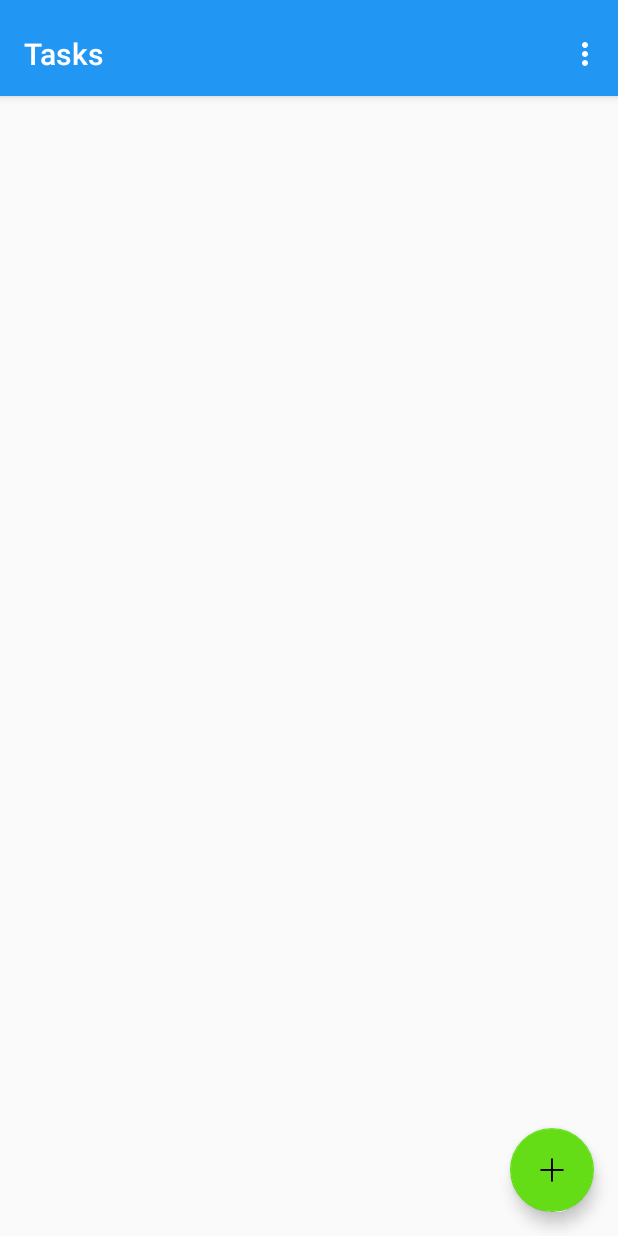
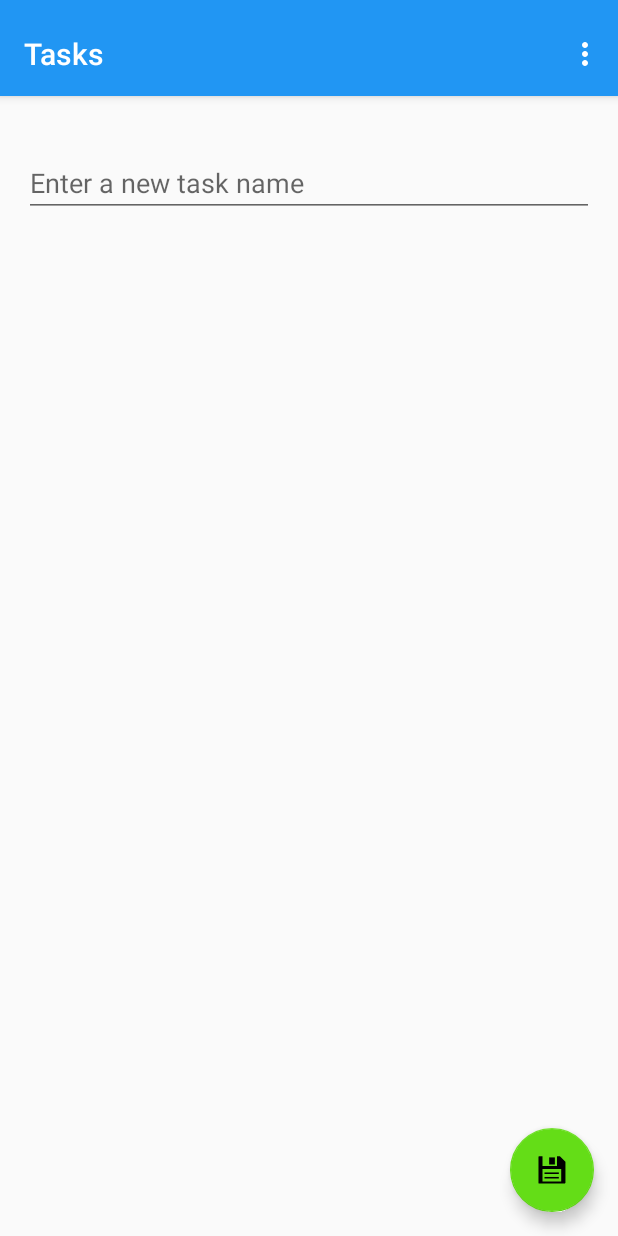
Before and after one commit to IvanSlipstream/LocationTask2, an Android app: the TaskActivity screen opened directly, with no data from a screen before it, after a tap on an icon or button, on a phone screen of 412 x 824 dp. Run offline under Robolectric (Android 15) with nearby library versions, the phone set to English and light mode, and no system bars.

Commit message:
added task creation form

```diff
--- a/app/src/main/java/ua/itstep/android11/kharlamov/locationtask/activities/MainActivity.java
+++ b/app/src/main/java/ua/itstep/android11/kharlamov/locationtask/activities/MainActivity.java
@@ -114,7 +114,7 @@ public class MainActivity extends AppCompatActivity implements
     protected void onResume() {
         super.onResume();
         registerContentObserverForAreaMaps();
-        getSupportLoaderManager().initLoader(LOADER_ID_IMAGE_LIST, null, this);
+        getSupportLoaderManager().restartLoader(LOADER_ID_IMAGE_LIST, null, this);
     }
 
     private void registerContentObserverForAreaMaps() {
@@ -295,6 +295,7 @@ public class MainActivity extends AppCompatActivity implements
     @Override
     public void onLoaderReset(Loader<Cursor> loader) {
         Log.d(LOG_TAG, String.format("Loader #%d is reset", loader.getId()));
+        restartLoaderAreaMaps();
     }
 
     @Override
--- a/app/src/main/java/ua/itstep/android11/kharlamov/locationtask/activities/TaskActivity.java
+++ b/app/src/main/java/ua/itstep/android11/kharlamov/locationtask/activities/TaskActivity.java
@@ -3,6 +3,7 @@ package ua.itstep.android11.kharlamov.locationtask.activities;
 import android.content.ContentUris;
 import android.database.ContentObserver;
 import android.database.Cursor;
+import android.graphics.Bitmap;
 import android.net.Uri;
 import android.os.Handler;
 import android.os.ResultReceiver;
@@ -44,6 +45,8 @@ public class TaskActivity extends AppCompatActivity
 
     private static int TASK_LOADER_ID = 1;
 
+    private boolean mIssuedAddNewTask = false;
+
     private SectionsPagerAdapter mSectionsPagerAdapter;
     private TaskListLocationFragment mTaskListLocationFragment;
     private final ContentObserver mObserver = new ContentObserver(new Handler()) {
@@ -79,16 +82,32 @@ public class TaskActivity extends AppCompatActivity
         mViewPager.setAdapter(mSectionsPagerAdapter);
 
 
-        FloatingActionButton fab = (FloatingActionButton) findViewById(R.id.fab);
-        final ResultReceiver receiver = new ResultReceiver(new Handler());
+        final FloatingActionButton fab = (FloatingActionButton) findViewById(R.id.fab);
+        final ResultReceiver receiver = new ResultReceiver(new Handler()){
+            @Override
+            protected void onReceiveResult(int resultCode, Bundle resultData) {
+                if (resultCode == LocationTaskIntentService.RESULT_CODE_INSERTED_TASK && resultData != null) {
+                    mTaskListLocationFragment.renderNewTaskEditText(false);
+                    mIssuedAddNewTask = false;
+                    fab.setImageResource(R.mipmap.ic_add_item);
+                }
+            }
+        };
         fab.setOnClickListener(new View.OnClickListener() {
             @Override
             public void onClick(View view) {
-                TaskLocationRelation relation = new TaskLocationRelation(3, mLocationId);
-                Task task = new Task(0, "new test task");
-                task.setTaskLocationRelation(relation);
-                LocationTaskIntentService.startActionCreateTask(view.getContext(),
-                        task, receiver);
+                if (mIssuedAddNewTask) {
+                    TaskLocationRelation relation = new TaskLocationRelation(0, mLocationId);
+                    String taskName = mTaskListLocationFragment.getNewTaskName();
+                    Task task = new Task(Task.NOT_COMPLETED, taskName);
+                    task.setTaskLocationRelation(relation);
+                    LocationTaskIntentService.startActionCreateTask(view.getContext(),
+                            task, receiver);
+                } else {
+                    mTaskListLocationFragment.renderNewTaskEditText(true);
+                    mIssuedAddNewTask = true;
+                    fab.setImageResource(R.mipmap.ic_save_item);
+                }
             }
         });
 
--- a/app/src/main/java/ua/itstep/android11/kharlamov/locationtask/adapters/TaskAdapter.java
+++ b/app/src/main/java/ua/itstep/android11/kharlamov/locationtask/adapters/TaskAdapter.java
@@ -37,7 +37,8 @@ public class TaskAdapter extends RecyclerView.Adapter<TasksLocationViewHolder> {
     public void onBindViewHolder(TasksLocationViewHolder holder, int position) {
         Task task = mTaskList.get(position);
         holder.mTvDescription.setText(task.getDescription());
-        holder.mIvCompleted.setImageResource(task.getStatus() == 0 ? R.mipmap.ic_not_completed : R.mipmap.ic_completed);
+        holder.mIvCompleted.setImageResource(task.getStatus() == Task.NOT_COMPLETED ?
+                R.mipmap.ic_not_completed : R.mipmap.ic_completed);
         TaskLocationRelation relation = task.getTaskLocationRelation();
         if (relation != null) {
             holder.mRbRating.setRating(relation.getRating());
--- a/app/src/main/java/ua/itstep/android11/kharlamov/locationtask/fragments/TaskListLocationFragment.java
+++ b/app/src/main/java/ua/itstep/android11/kharlamov/locationtask/fragments/TaskListLocationFragment.java
@@ -15,6 +15,7 @@ import android.view.LayoutInflater;
 import android.view.View;
 import android.view.ViewGroup;
 import android.widget.Button;
+import android.widget.EditText;
 
 import java.util.ArrayList;
 import java.util.Locale;
@@ -35,6 +36,7 @@ public class TaskListLocationFragment extends Fragment {
     private static final String KEY_LOCATION_ID = "location_id";
     private RecyclerView mRvTaskList;
     private TaskAdapter mAdapter;
+    private EditText mEtNewTaskName;
     private long mLocationId;
     private OnFragmentInteractionListener mListener;
 
@@ -73,6 +75,7 @@ public class TaskListLocationFragment extends Fragment {
         mRvTaskList = (RecyclerView) view.findViewById(R.id.rv_task_list);
         mRvTaskList.setLayoutManager(new LinearLayoutManager(getContext()));
         mRvTaskList.setAdapter(mAdapter);
+        mEtNewTaskName = (EditText) view.findViewById(R.id.et_new_task_name);
         return view;
     }
 
@@ -84,6 +87,19 @@ public class TaskListLocationFragment extends Fragment {
         }
     }
 
+    public void renderNewTaskEditText (boolean show) {
+        assert mEtNewTaskName != null;
+        mEtNewTaskName.setVisibility(show ? View.VISIBLE : View.GONE);
+    }
+
+    public String getNewTaskName() {
+        if (mEtNewTaskName != null && mEtNewTaskName.getText().length() > 0) {
+            return String.valueOf(mEtNewTaskName.getText());
+        } else {
+            return getString(R.string.task_default_name);
+        }
+    }
+
     public interface OnFragmentInteractionListener{
 
     }
--- a/app/src/main/java/ua/itstep/android11/kharlamov/locationtask/models/Task.java
+++ b/app/src/main/java/ua/itstep/android11/kharlamov/locationtask/models/Task.java
@@ -11,6 +11,9 @@ import ua.itstep.android11.kharlamov.locationtask.db.DbHelper;
  * Created by Slipstream on 23.10.2016 in LocationTask.
  */
 public class Task implements Parcelable {
+
+    public static final int NOT_COMPLETED = 0;
+    public static final int COMPLETED = 1;
 
     private int mStatus;
     private String mDescription;
--- a/app/src/main/res/layout/content_area_list.xml
+++ b/app/src/main/res/layout/content_area_list.xml
@@ -5,6 +5,6 @@
     android:name="ua.itstep.android11.kharlamov.locationtask.fragments.AreaListFragment"
     android:layout_width="match_parent"
     android:layout_height="match_parent"
-    android:layout_gravity="end|bottom"
+    android:layout_gravity="end|top"
     app:layout_behavior="@string/appbar_scrolling_view_behavior"
     tools:layout="@layout/fragment_area_list" />
--- a/app/src/main/res/layout/fragment_task_list.xml
+++ b/app/src/main/res/layout/fragment_task_list.xml
@@ -21,4 +21,12 @@
         android:layout_width="match_parent"
         android:layout_height="wrap_content"/>
 
+    <EditText
+        android:id="@+id/et_new_task_name"
+        android:layout_width="match_parent"
+        android:layout_height="wrap_content"
+        android:inputType="text"
+        android:hint="@string/enter_new_task_name"
+        android:visibility="gone" />
+
 </LinearLayout>
--- a/app/src/main/res/values/strings.xml
+++ b/app/src/main/res/values/strings.xml
@@ -32,5 +32,7 @@
     <string name="add_task">Add Task</string>
     <string name="title_activity_task">Tasks</string>
     <string name="section_format">Hello World from section: %1$d</string>
+    <string name="enter_new_task_name">Enter a new task name</string>
+    <string name="task_default_name">New Task</string>
 
 </resources>
```
